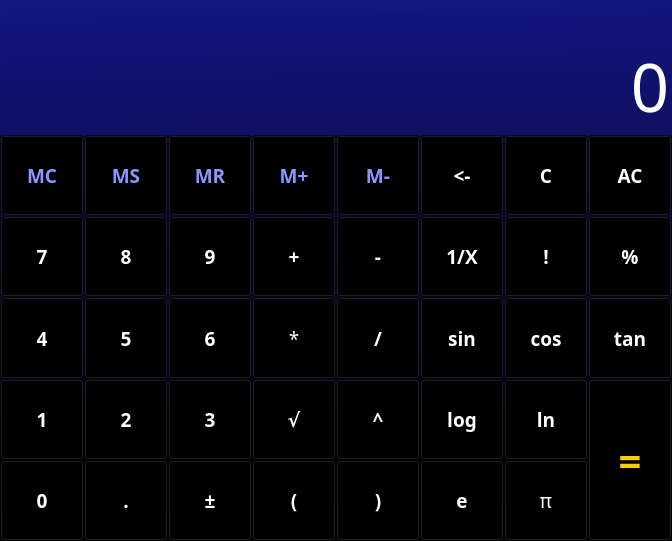
Before: the Qt Designer form mainwindow.ui in jirvoz/ivscd, drawn with Qt 5.
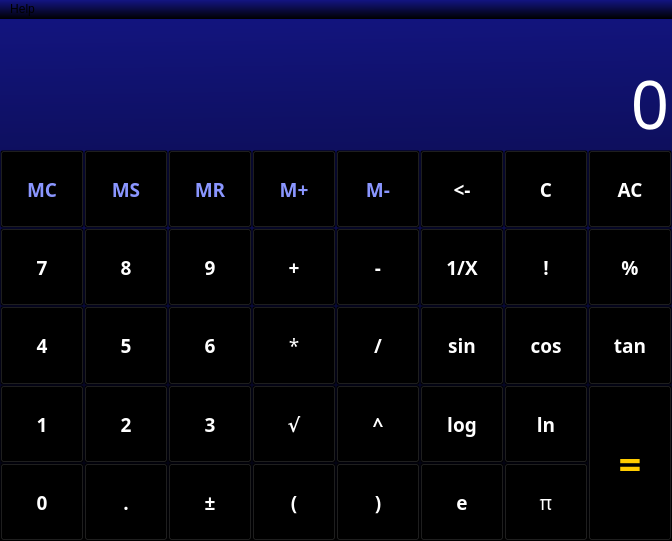
After: the same form once the commit is applied.

Commit message: Added menu with help->about.

What changed in the file:
```diff
--- a/mainwindow.ui
+++ b/mainwindow.ui
@@ -20,7 +20,7 @@
    <string>Calculator</string>
   </property>
   <property name="styleSheet">
-   <string notr="true">background-color: qlineargradient(spread:pad, x1:0.502, y1:0, x2:0.521531, y2:1, stop:0 rgba(19, 21, 130, 255), stop:1 rgba(0, 0, 0, 255));</string>
+   <string notr="true">QWidget{background-color: qlineargradient(spread:pad, x1:0.502, y1:0, x2:0.521531, y2:1, stop:0 rgba(19, 21, 130, 255), stop:1 rgba(0, 0, 0, 255)); }</string>
   </property>
   <widget class="QWidget" name="centralWidget">
    <property name="styleSheet">
@@ -1302,6 +1302,31 @@
     </item>
    </layout>
   </widget>
+  <widget class="QMenuBar" name="menuBar">
+   <property name="geometry">
+    <rect>
+     <x>0</x>
+     <y>0</y>
+     <width>672</width>
+     <height>25</height>
+    </rect>
+   </property>
+   <widget class="QMenu" name="menuHelp">
+    <property name="title">
+     <string>Help</string>
+    </property>
+    <addaction name="actionAbout"/>
+   </widget>
+   <addaction name="menuHelp"/>
+  </widget>
+  <action name="actionAbout">
+   <property name="text">
+    <string>About</string>
+   </property>
+   <property name="shortcut">
+    <string>F1</string>
+   </property>
+  </action>
  </widget>
  <layoutdefault spacing="6" margin="11"/>
  <tabstops>
```
The commit also changes 2 other files.
